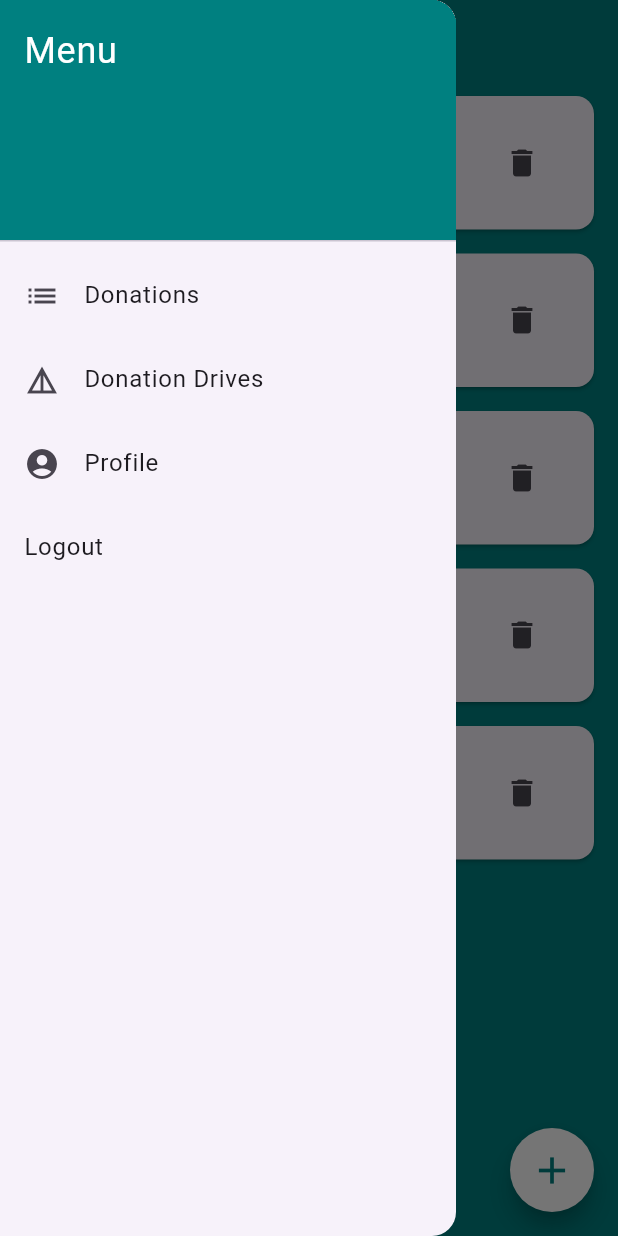
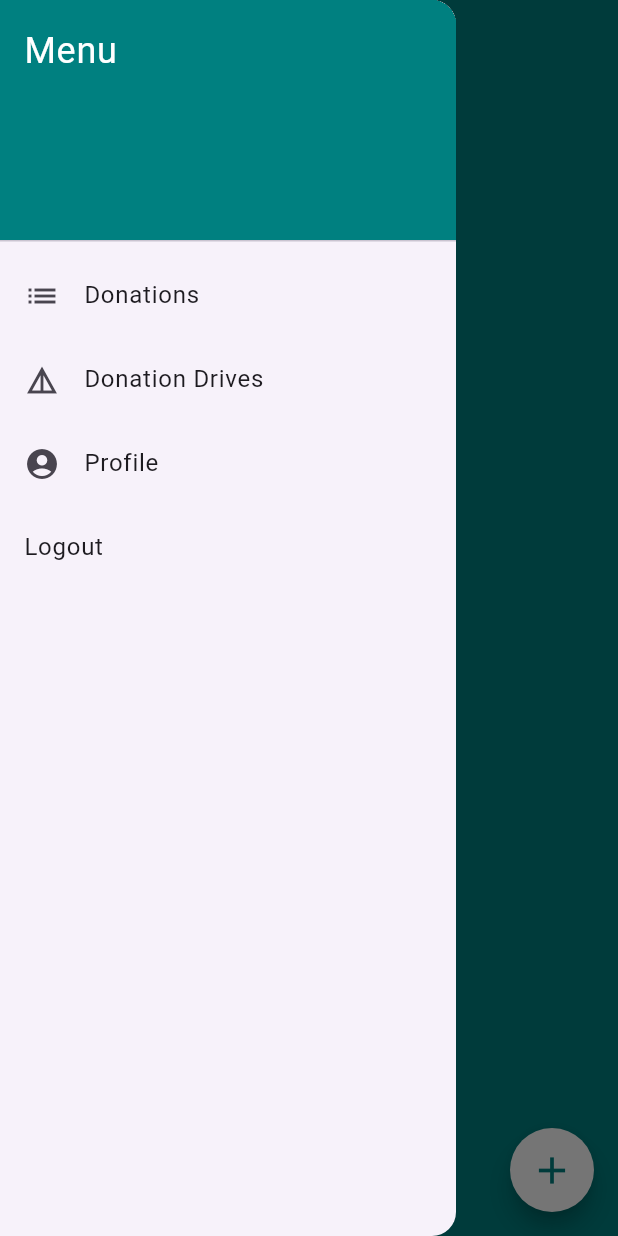
Before and after one commit to ianberana/CMSC-23-Project, a Flutter app: the OrgDonationDrive screen opened directly, with the side drawer open, on a phone screen of 412 x 824 dp. Run offline on Flutter 3.47's test engine with Material 3 defaults, Android fonts, the phone set to English and light mode, and no system bars; our stand-ins replace cloud_firestore, file_picker, firebase_auth, firebase_core, firebase_storage, google_fonts and 2 more; accounts and stored records are empty.

Commit message:
added crud functionalities in donor drive

```diff
--- a/lib/pages/organization/org_donationDrive.dart
+++ b/lib/pages/organization/org_donationDrive.dart
@@ -1,12 +1,19 @@
+import 'package:cloud_firestore/cloud_firestore.dart';
+import 'package:elbi_donate/models/drive_model.dart';
+import 'package:elbi_donate/pages/organization/drive_modal.dart';
 import 'package:elbi_donate/pages/organization/org_donationDetails.dart';
 import 'package:elbi_donate/pages/organization/org_donationDriveDetails.dart';
 import 'package:elbi_donate/pages/organization/org_drawer.dart';
 import 'package:elbi_donate/pages/organization/org_page.dart';
+import 'package:elbi_donate/providers/drive_provider.dart';
 import 'package:flutter/material.dart';
+import 'package:provider/provider.dart';
 
 class OrgDonationDrive extends StatelessWidget {
   @override
   Widget build(BuildContext context) {
+    Stream<QuerySnapshot> driveStream =
+        context.watch<DriveListProvider>().getDonor;
     return Scaffold(
       appBar: AppBar(
         title: Text('Donation Drive',
@@ -19,50 +26,66 @@ class OrgDonationDrive extends StatelessWidget {
       drawer: OrgDrawer(),
       body: Container(
         color: Color(0xFF008080),
-        child: ListView(
-          children: [
-            DonationDriveCard(),
-            DonationDriveCard(),
-            DonationDriveCard(),
-            DonationDriveCard(),
-            DonationDriveCard(),
-          ],
-        ),
-      ),
-      floatingActionButton: FloatingActionButton(
-        onPressed: () {
-          //add functionality
-        },
-        child: Icon(Icons.add, size:30),
-        shape: CircleBorder(),
-        backgroundColor: Colors.white,
-        foregroundColor: Color(0xFF008080),
-      ),
+        child: StreamBuilder(
+          stream: driveStream,
+          builder: (context, snapshot) {
+            if (snapshot.hasError) {
+              return Center(
+                child: Text("Error encountered! ${snapshot.error}"),
+              );
+            } else if (snapshot.connectionState == ConnectionState.waiting) {
+              return const Center(
+                child: CircularProgressIndicator(),
+              );
+            } else if (!snapshot.hasData) {
+              return const Center(
+                child: Text("No Todos Found"),
               );
             }
-}
 
-class DonationDriveCard extends StatelessWidget {
-  @override
-  Widget build(BuildContext context) {
-    return Card(
-      margin: EdgeInsets.symmetric(vertical: 8.0, horizontal: 16.0),
+            return ListView.builder(
+              itemCount: snapshot.data?.docs.length,
+              itemBuilder: ((context, index) {
+                Drive drive = Drive.fromJson(
+                    snapshot.data?.docs[index].data() as Map<String, dynamic>);
+                drive.id = snapshot.data?.docs[index].id;
+                return Dismissible(
+                  key: Key(drive.id.toString()),
+                  onDismissed: (direction) {
+                    context.read<DriveListProvider>().deleteDrive(drive.name);
+
+                    ScaffoldMessenger.of(context).showSnackBar(
+                        SnackBar(content: Text('${drive.name} dismissed')));
+                  },
+                  background: Container(
+                    color: Colors.red,
+                    child: const Icon(Icons.delete),
+                  ),
+                  child: Card(
+                    margin:
+                        EdgeInsets.symmetric(vertical: 8.0, horizontal: 16.0),
                     child: ListTile(
                       title: Text(
-          'Magenta Alarcon Drive',
-          style: TextStyle(fontWeight: FontWeight.bold, fontSize: 18),
+                        "${drive.name}",
+                        style: TextStyle(
+                            fontWeight: FontWeight.bold, fontSize: 18),
                       ),
                       subtitle: Column(
                         crossAxisAlignment: CrossAxisAlignment.start,
                         children: [
-            SizedBox(height: 3,),
+                          SizedBox(
+                            height: 3,
+                          ),
                           Text('Date Created: 12-02-2020'),
-            SizedBox(height: 3,),
+                          SizedBox(
+                            height: 3,
+                          ),
                           GestureDetector(
                             onTap: () {
                               Navigator.push(
                                 context,
-                  MaterialPageRoute(builder: (context) => OrganizationPage()),
+                                MaterialPageRoute(
+                                    builder: (context) => OrganizationPage()),
                               );
                             },
                             child: const Text(
@@ -82,12 +105,26 @@ class DonationDriveCard extends StatelessWidget {
                             icon: Icon(Icons.edit),
                             onPressed: () {
                               //edit functionality
+                              showDialog(
+                                context: context,
+                                builder: (BuildContext context) => DriveModal(
+                                  type: 'Edit',
+                                  driveItem: drive,
+                                ),
+                              );
                             },
                           ),
                           IconButton(
                             icon: Icon(Icons.delete),
                             onPressed: () {
                               //delete functionality
+                              showDialog(
+                                context: context,
+                                builder: (BuildContext context) => DriveModal(
+                                  type: 'Delete',
+                                  driveItem: drive,
+                                ),
+                              );
                             },
                           ),
                         ],
@@ -95,10 +132,98 @@ class DonationDriveCard extends StatelessWidget {
                       onTap: () {
                         Navigator.push(
                           context,
-            MaterialPageRoute(builder: (context) => OrgDonationDriveDetails()),
+                          MaterialPageRoute(
+                              builder: (context) => OrgDonationDriveDetails()),
                         );
                       },
+                    ),
+                  ),
+                );
+              }),
+            );
+          },
+        ),
+      ),
+      floatingActionButton: FloatingActionButton(
+        onPressed: () {
+          showDialog(
+            context: context,
+            builder: (BuildContext context) => DriveModal(
+              type: 'Add',
+              driveItem: null,
+            ),
+          );
+        },
+        child: Icon(Icons.add, size: 30),
+        shape: CircleBorder(),
+        backgroundColor: Colors.white,
+        foregroundColor: Color(0xFF008080),
       ),
     );
   }
 }
+
+// class DonationDriveCard extends StatelessWidget {
+//   @override
+//   Widget build(BuildContext context) {
+//     return Card(
+//       margin: EdgeInsets.symmetric(vertical: 8.0, horizontal: 16.0),
+//       child: ListTile(
+//         title: Text(
+//           'Magenta Alarcon Drive',
+//           style: TextStyle(fontWeight: FontWeight.bold, fontSize: 18),
+//         ),
+//         subtitle: Column(
+//           crossAxisAlignment: CrossAxisAlignment.start,
+//           children: [
+//             SizedBox(
+//               height: 3,
+//             ),
+//             Text('Date Created: 12-02-2020'),
+//             SizedBox(
+//               height: 3,
+//             ),
+//             GestureDetector(
+//               onTap: () {
+//                 Navigator.push(
+//                   context,
+//                   MaterialPageRoute(builder: (context) => OrganizationPage()),
+//                 );
+//               },
+//               child: const Text(
+//                 'Donation Details >',
+//                 style: TextStyle(
+//                   color: Color(0xFF008080),
+//                   fontWeight: FontWeight.bold,
+//                 ),
+//               ),
+//             ),
+//           ],
+//         ),
+//         trailing: Wrap(
+//           spacing: 10, // space between two icons
+//           children: <Widget>[
+//             IconButton(
+//               icon: Icon(Icons.edit),
+//               onPressed: () {
+//                 //edit functionality
+//               },
+//             ),
+//             IconButton(
+//               icon: Icon(Icons.delete),
+//               onPressed: () {
+//                 //delete functionality
+//               },
+//             ),
+//           ],
+//         ),
+//         onTap: () {
+//           Navigator.push(
+//             context,
+//             MaterialPageRoute(builder: (context) => OrgDonationDriveDetails()),
+//           );
+//         },
+//       ),
+//     );
+//   }
+// }
```
Lines whose indentation alone changed are shown as unchanged.
